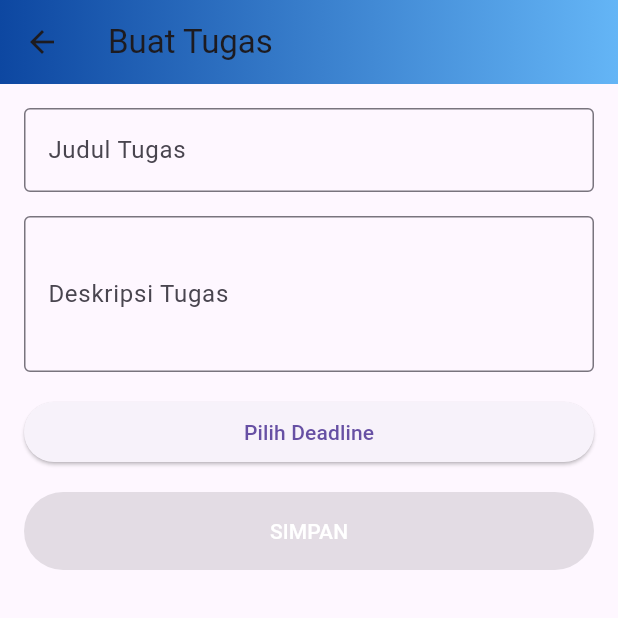
After one commit to ahmadqodiron/tugas-UAS-LMS-Ahmad-Qodiron, a Flutter app: the CreateTugasScreen screen opened directly, on a phone screen of 412 x 824 dp, the top half of it. The commit adds this screen. Run offline on Flutter 3.47's test engine with Material 3 defaults, Android fonts, the light colour scheme and no system bars; our stand-ins replace file_picker, image_picker, share_plus; network calls fail.

Commit message:
penambahan fitur buat tugas

```diff
--- /dev/null
+++ b/lib/create_tugas_screen.dart
@@ -0,0 +1,141 @@
+import 'package:flutter/material.dart';
+import 'package:provider/provider.dart';
+import 'user_provider.dart';
+
+class CreateTugasScreen extends StatefulWidget {
+  const CreateTugasScreen({super.key});
+
+  @override
+  CreateTugasScreenState createState() => CreateTugasScreenState();
+}
+
+class CreateTugasScreenState extends State<CreateTugasScreen> {
+  final _formKey = GlobalKey<FormState>();
+  final _titleController = TextEditingController();
+  final _descriptionController = TextEditingController();
+  DateTime? _selectedDeadline;
+
+  @override
+  void dispose() {
+    _titleController.dispose();
+    _descriptionController.dispose();
+    super.dispose();
+  }
+
+  Future<void> _selectDeadline() async {
+    final DateTime? pickedDate = await showDatePicker(
+      context: context,
+      initialDate: DateTime.now(),
+      firstDate: DateTime.now(),
+      lastDate: DateTime(2101),
+    );
+    if (pickedDate != null) {
+      final TimeOfDay? pickedTime = await showTimePicker(
+        context: context,
+        initialTime: TimeOfDay.now(),
+      );
+      if (pickedTime != null) {
+        setState(() {
+          _selectedDeadline = DateTime(
+            pickedDate.year,
+            pickedDate.month,
+            pickedDate.day,
+            pickedTime.hour,
+            pickedTime.minute,
+          );
+        });
+      }
+    }
+  }
+
+  void _saveTugas() {
+    if (_formKey.currentState!.validate() && _selectedDeadline != null) {
+      final task = {
+        'id': DateTime.now().millisecondsSinceEpoch.toString(),
+        'type': 'Tugas',
+        'title': _titleController.text,
+        'description': _descriptionController.text,
+        'deadline': '${_selectedDeadline!.year}-${_selectedDeadline!.month.toString().padLeft(2, '0')}-${_selectedDeadline!.day.toString().padLeft(2, '0')} ${_selectedDeadline!.hour.toString().padLeft(2, '0')}:${_selectedDeadline!.minute.toString().padLeft(2, '0')}',
+        'isCompleted': false,
+      };
+      Provider.of<User>(context, listen: false).addTask(task);
+      Navigator.pop(context);
+    }
+  }
+
+  @override
+  Widget build(BuildContext context) {
+    return Scaffold(
+      appBar: AppBar(
+        title: const Text('Buat Tugas'),
+        backgroundColor: Colors.transparent,
+        elevation: 0,
+        flexibleSpace: Container(
+          decoration: BoxDecoration(
+            gradient: LinearGradient(
+              colors: [Colors.blue[900]!, Colors.blue[300]!],
+              begin: Alignment.centerLeft,
+              end: Alignment.centerRight,
+            ),
+          ),
+        ),
+      ),
+      body: Padding(
+        padding: const EdgeInsets.all(16.0),
+        child: Form(
+          key: _formKey,
+          child: ListView(
+            children: [
+              TextFormField(
+                controller: _titleController,
+                decoration: const InputDecoration(
+                  labelText: 'Judul Tugas',
+                  border: OutlineInputBorder(),
+                ),
+                validator: (value) {
+                  if (value == null || value.isEmpty) {
+                    return 'Judul tugas wajib diisi';
+                  }
+                  return null;
+                },
+              ),
+              const SizedBox(height: 16),
+              TextFormField(
+                controller: _descriptionController,
+                maxLines: 3,
+                decoration: const InputDecoration(
+                  labelText: 'Deskripsi Tugas',
+                  border: OutlineInputBorder(),
+                ),
+                validator: (value) {
+                  if (value == null || value.isEmpty) {
+                    return 'Deskripsi tugas wajib diisi';
+                  }
+                  return null;
+                },
+              ),
+              const SizedBox(height: 16),
+              ElevatedButton(
+                onPressed: _selectDeadline,
+                child: Text(
+                  _selectedDeadline == null
+                      ? 'Pilih Deadline'
+                      : 'Deadline: ${_selectedDeadline!.day}/${_selectedDeadline!.month}/${_selectedDeadline!.year} ${_selectedDeadline!.hour}:${_selectedDeadline!.minute.toString().padLeft(2, '0')}',
+                ),
+              ),
+              const SizedBox(height: 16),
+              ElevatedButton(
+                onPressed: (_titleController.text.isNotEmpty && _descriptionController.text.isNotEmpty && _selectedDeadline != null) ? _saveTugas : null,
+                style: ElevatedButton.styleFrom(
+                  backgroundColor: Colors.blue,
+                  padding: const EdgeInsets.symmetric(vertical: 16),
+                ),
+                child: const Text('SIMPAN', style: TextStyle(color: Colors.white)),
+              ),
+            ],
+          ),
+        ),
+      ),
+    );
+  }
+}
--- a/lib/user_provider.dart
+++ b/lib/user_provider.dart
@@ -14,6 +14,8 @@ class User with ChangeNotifier {
   bool isLoggedIn;
   List<Map<String, String>> classes;
   Map<String, List<Map<String, dynamic>>> classAnnouncements;
+  List<Map<String, dynamic>> tasks;
+  Map<String, Map<String, dynamic>> taskSubmissions;
 
   User({
     required this.firstName,
@@ -29,7 +31,9 @@ class User with ChangeNotifier {
     this.isLoggedIn = false,
     List<Map<String, String>>? classes,
     Map<String, List<Map<String, dynamic>>>? classAnnouncements,
-  }) : classes = classes ?? [], classAnnouncements = classAnnouncements ?? {};
+    List<Map<String, dynamic>>? tasks,
+    Map<String, Map<String, dynamic>>? taskSubmissions,
+  }) : classes = classes ?? [], classAnnouncements = classAnnouncements ?? {}, tasks = tasks ?? [], taskSubmissions = taskSubmissions ?? {};
 
   String get fullName => '$firstName $lastName';
 
@@ -79,6 +83,8 @@ class User with ChangeNotifier {
     isLoggedIn = false;
     classes.clear();
     classAnnouncements.clear();
+    tasks.clear();
+    taskSubmissions.clear();
     notifyListeners();
   }
 
@@ -100,4 +106,18 @@ class User with ChangeNotifier {
     classAnnouncements[classId]!.add(announcement);
     notifyListeners();
   }
+
+  void addTask(Map<String, dynamic> task) {
+    tasks.add(task);
+    notifyListeners();
+  }
+
+  void submitTask(String taskId, Map<String, dynamic> submission) {
+    taskSubmissions[taskId] = submission;
+    notifyListeners();
+  }
+
+  bool isTaskSubmitted(String taskId) {
+    return taskSubmissions.containsKey(taskId);
+  }
 }
```
Also changed, not shown: lib/kelas_saya_screen.dart (+38 -4 lines), lib/task_detail_screen.dart (added, +299 -0 lines), lib/tugas_kuis_tab.dart (+65 -45 lines).
